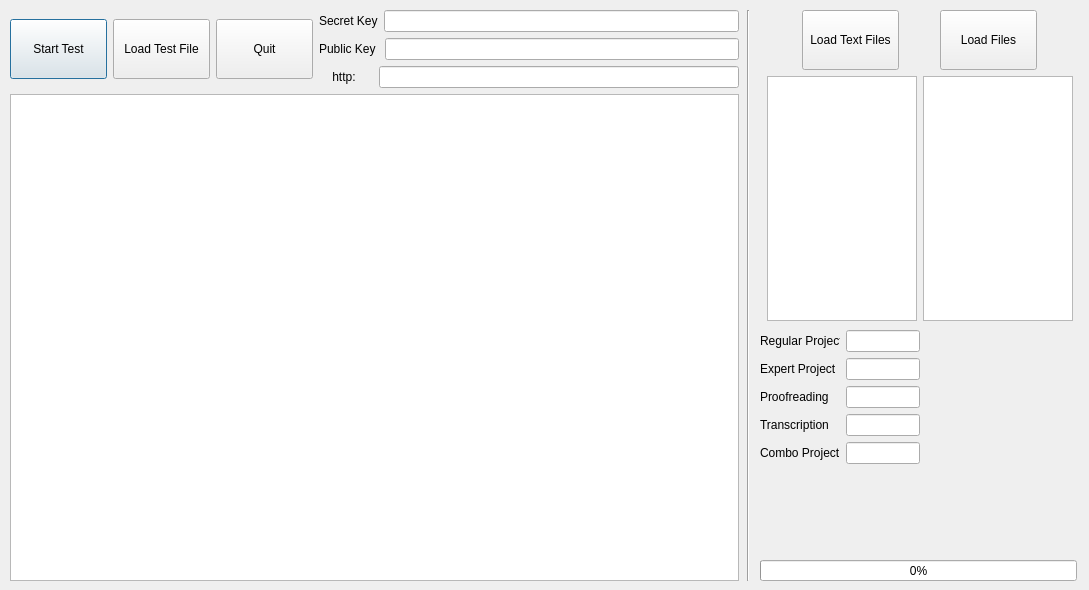
yvgenyk/API-Test2, file main_design.ui: the form before one commit.
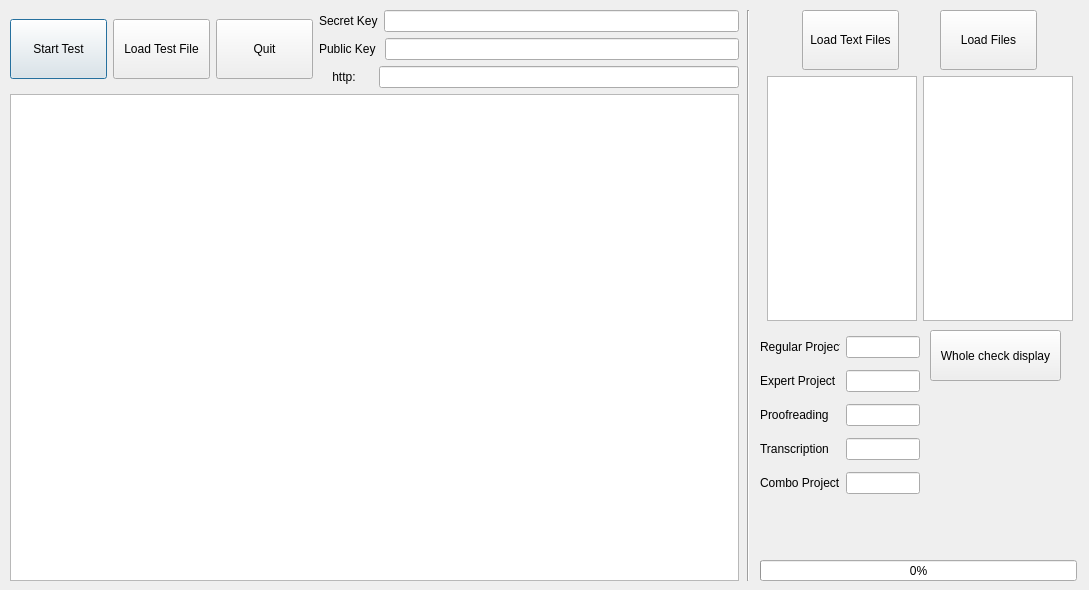
The form after the commit.

Patch:
```diff
--- a/main_design.ui
+++ b/main_design.ui
@@ -297,7 +297,7 @@
      <x>760</x>
      <y>330</y>
      <width>160</width>
-     <height>136</height>
+     <height>171</height>
     </rect>
    </property>
    <layout class="QVBoxLayout" name="verticalLayout_4">
@@ -403,6 +403,19 @@
     </item>
    </layout>
   </widget>
+  <widget class="QPushButton" name="checkDisplay">
+   <property name="geometry">
+    <rect>
+     <x>930</x>
+     <y>330</y>
+     <width>131</width>
+     <height>51</height>
+    </rect>
+   </property>
+   <property name="text">
+    <string>Whole check display</string>
+   </property>
+  </widget>
  </widget>
  <resources/>
  <connections/>
```
